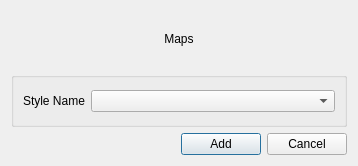
Qt form location_service/ui/maps/maps.ui (MIERUNE/qgis-amazonlocationservice-plugin) before a commit.
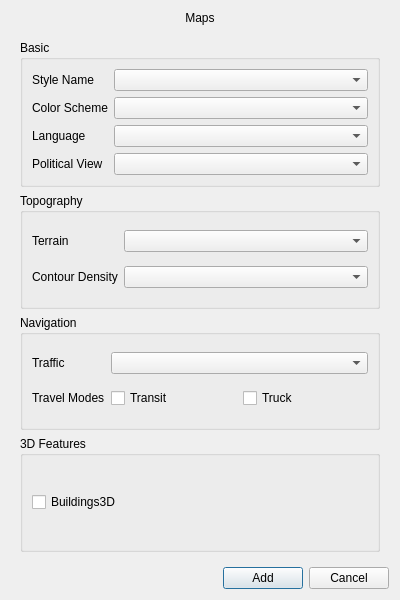
The same form after that commit.

Commit message:
add Maps V2 style descriptor options to map dialog
- Introduce MapsOptions dataclass and expose color scheme, political view, terrain, contour density, traffic, travel modes via the dialog
- Restructure the dialog into a QScrollArea with four QGroupBox sections (Basic / Topography / Navigation / 3D Features)
- Drive UI enable/disable from a per-style support matrix combined with renderer limitations (language and 3D features stay disabled)
- Bump version to 4.2.0 and drop supportsQt6=True (covered by qgisMaximumVersion=4.99)

```diff
--- a/location_service/ui/maps/maps.ui
+++ b/location_service/ui/maps/maps.ui
@@ -6,13 +6,13 @@
    <rect>
     <x>0</x>
     <y>0</y>
-    <width>358</width>
-    <height>166</height>
+    <width>400</width>
+    <height>600</height>
    </rect>
   </property>
   <property name="minimumSize">
    <size>
-    <width>240</width>
+    <width>320</width>
     <height>0</height>
    </size>
   </property>
@@ -34,29 +34,204 @@
     </widget>
    </item>
    <item>
-    <widget class="QGroupBox" name="groupBox_2">
-     <property name="title">
-      <string/>
+    <widget class="QScrollArea" name="scrollArea">
+     <property name="widgetResizable">
+      <bool>true</bool>
      </property>
-     <layout class="QGridLayout" name="gridLayout_3">
-      <item row="0" column="0">
-       <widget class="QLabel" name="style_label">
-        <property name="text">
-         <string>Style Name</string>
-        </property>
-       </widget>
-      </item>
-      <item row="0" column="1">
-       <widget class="QComboBox" name="style_comboBox">
-        <property name="sizePolicy">
-         <sizepolicy hsizetype="Expanding" vsizetype="Fixed">
-          <horstretch>0</horstretch>
-          <verstretch>0</verstretch>
-         </sizepolicy>
-        </property>
-       </widget>
-      </item>
-     </layout>
+     <property name="frameShape">
+      <enum>QFrame::NoFrame</enum>
+     </property>
+     <widget class="QWidget" name="scrollAreaContents">
+      <layout class="QVBoxLayout" name="scrollLayout">
+       <item>
+        <widget class="QGroupBox" name="basic_groupBox">
+         <property name="title">
+          <string>Basic</string>
+         </property>
+         <layout class="QGridLayout" name="basicLayout">
+          <item row="0" column="0">
+           <widget class="QLabel" name="style_label">
+            <property name="text">
+             <string>Style Name</string>
+            </property>
+           </widget>
+          </item>
+          <item row="0" column="1">
+           <widget class="QComboBox" name="style_comboBox">
+            <property name="sizePolicy">
+             <sizepolicy hsizetype="Expanding" vsizetype="Fixed">
+              <horstretch>0</horstretch>
+              <verstretch>0</verstretch>
+             </sizepolicy>
+            </property>
+           </widget>
+          </item>
+          <item row="1" column="0">
+           <widget class="QLabel" name="colorscheme_label">
+            <property name="text">
+             <string>Color Scheme</string>
+            </property>
+           </widget>
+          </item>
+          <item row="1" column="1">
+           <widget class="QComboBox" name="colorscheme_comboBox">
+            <property name="sizePolicy">
+             <sizepolicy hsizetype="Expanding" vsizetype="Fixed">
+              <horstretch>0</horstretch>
+              <verstretch>0</verstretch>
+             </sizepolicy>
+            </property>
+           </widget>
+          </item>
+          <item row="2" column="0">
+           <widget class="QLabel" name="language_label">
+            <property name="text">
+             <string>Language</string>
+            </property>
+           </widget>
+          </item>
+          <item row="2" column="1">
+           <widget class="QComboBox" name="language_comboBox">
+            <property name="sizePolicy">
+             <sizepolicy hsizetype="Expanding" vsizetype="Fixed">
+              <horstretch>0</horstretch>
+              <verstretch>0</verstretch>
+             </sizepolicy>
+            </property>
+           </widget>
+          </item>
+          <item row="3" column="0">
+           <widget class="QLabel" name="political_view_label">
+            <property name="text">
+             <string>Political View</string>
+            </property>
+           </widget>
+          </item>
+          <item row="3" column="1">
+           <widget class="QComboBox" name="political_view_comboBox">
+            <property name="sizePolicy">
+             <sizepolicy hsizetype="Expanding" vsizetype="Fixed">
+              <horstretch>0</horstretch>
+              <verstretch>0</verstretch>
+             </sizepolicy>
+            </property>
+           </widget>
+          </item>
+         </layout>
+        </widget>
+       </item>
+       <item>
+        <widget class="QGroupBox" name="topography_groupBox">
+         <property name="title">
+          <string>Topography</string>
+         </property>
+         <layout class="QGridLayout" name="topographyLayout">
+          <item row="0" column="0">
+           <widget class="QLabel" name="terrain_label">
+            <property name="text">
+             <string>Terrain</string>
+            </property>
+           </widget>
+          </item>
+          <item row="0" column="1">
+           <widget class="QComboBox" name="terrain_comboBox">
+            <property name="sizePolicy">
+             <sizepolicy hsizetype="Expanding" vsizetype="Fixed">
+              <horstretch>0</horstretch>
+              <verstretch>0</verstretch>
+             </sizepolicy>
+            </property>
+           </widget>
+          </item>
+          <item row="1" column="0">
+           <widget class="QLabel" name="contour_density_label">
+            <property name="text">
+             <string>Contour Density</string>
+            </property>
+           </widget>
+          </item>
+          <item row="1" column="1">
+           <widget class="QComboBox" name="contour_density_comboBox">
+            <property name="sizePolicy">
+             <sizepolicy hsizetype="Expanding" vsizetype="Fixed">
+              <horstretch>0</horstretch>
+              <verstretch>0</verstretch>
+             </sizepolicy>
+            </property>
+           </widget>
+          </item>
+         </layout>
+        </widget>
+       </item>
+       <item>
+        <widget class="QGroupBox" name="navigation_groupBox">
+         <property name="title">
+          <string>Navigation</string>
+         </property>
+         <layout class="QGridLayout" name="navigationLayout">
+          <item row="0" column="0">
+           <widget class="QLabel" name="traffic_label">
+            <property name="text">
+             <string>Traffic</string>
+            </property>
+           </widget>
+          </item>
+          <item row="0" column="1">
+           <widget class="QComboBox" name="traffic_comboBox">
+            <property name="sizePolicy">
+             <sizepolicy hsizetype="Expanding" vsizetype="Fixed">
+              <horstretch>0</horstretch>
+              <verstretch>0</verstretch>
+             </sizepolicy>
+            </property>
+           </widget>
+          </item>
+          <item row="1" column="0">
+           <widget class="QLabel" name="travel_modes_label">
+            <property name="text">
+             <string>Travel Modes</string>
+            </property>
+           </widget>
+          </item>
+          <item row="1" column="1">
+           <layout class="QHBoxLayout" name="travelModesLayout">
+            <item>
+             <widget class="QCheckBox" name="transit_checkBox">
+              <property name="text">
+               <string>Transit</string>
+              </property>
+             </widget>
+            </item>
+            <item>
+             <widget class="QCheckBox" name="truck_checkBox">
+              <property name="text">
+               <string>Truck</string>
+              </property>
+             </widget>
+            </item>
+           </layout>
+          </item>
+         </layout>
+        </widget>
+       </item>
+       <item>
+        <widget class="QGroupBox" name="features_groupBox">
+         <property name="title">
+          <string>3D Features</string>
+         </property>
+         <layout class="QVBoxLayout" name="featuresLayout">
+          <item>
+           <widget class="QCheckBox" name="buildings3d_checkBox">
+            <property name="text">
+             <string>Buildings3D</string>
+            </property>
+           </widget>
+          </item>
+         </layout>
+        </widget>
+       </item>
+      </layout>
+     </widget>
     </widget>
    </item>
    <item>
```
The commit also changes 9 other files.
